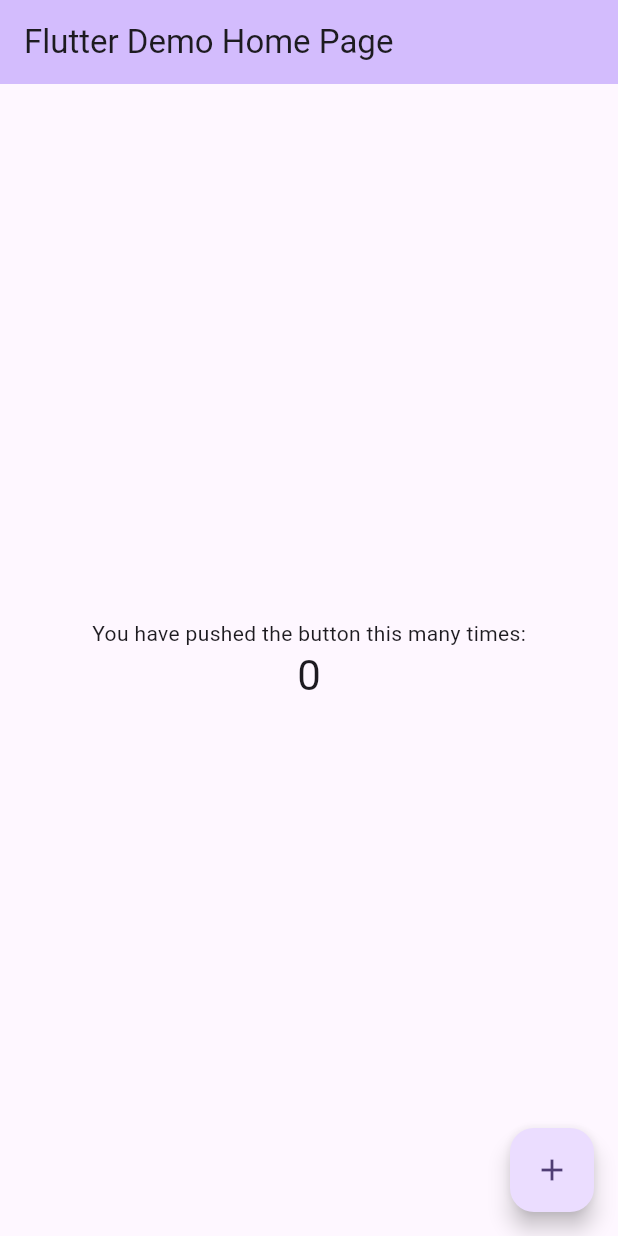
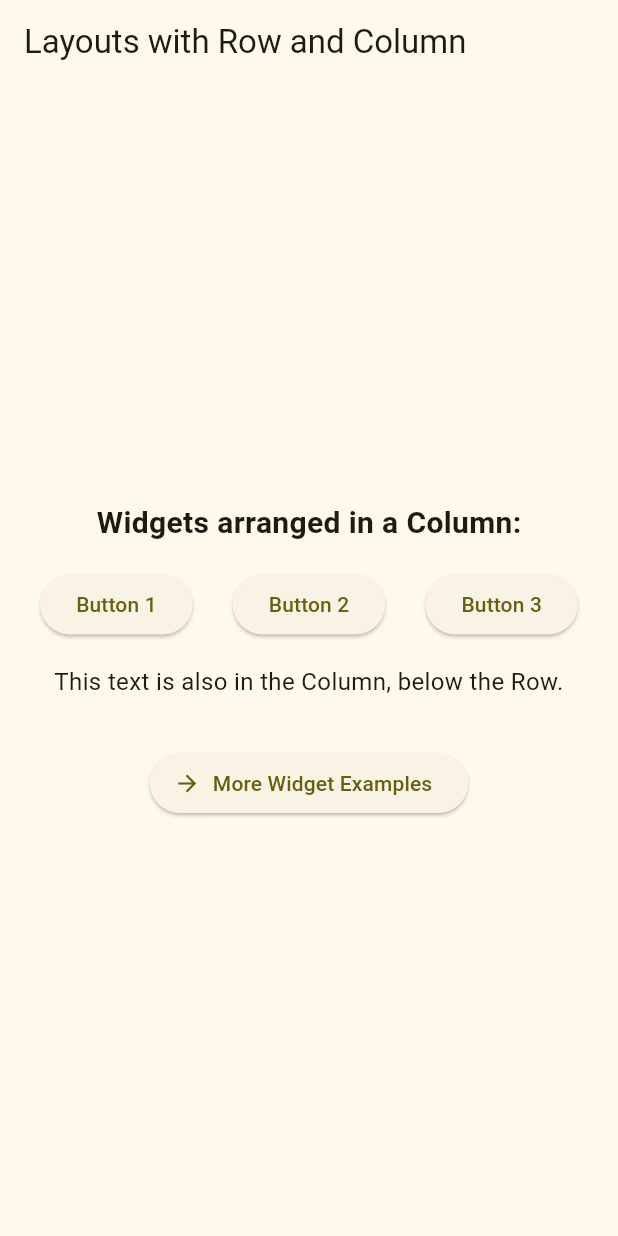
Before and after one commit to addianto/layout-forms-example, a Flutter app: the screen it shows after launch, on a phone screen of 412 x 824 dp. Run offline on Flutter 3.47's test engine with Material 3 defaults, Android fonts, the phone set to English and light mode, and no system bars.

Commit message:
Add two example pages (#1)
This PR adds two pages (or, screens) to give examples about widgets and layout in Flutter.

```diff
--- a/analysis_options.yaml
+++ b/analysis_options.yaml
@@ -1,28 +1,7 @@
-# This file configures the analyzer, which statically analyzes Dart code to
-# check for errors, warnings, and lints.
-#
-# The issues identified by the analyzer are surfaced in the UI of Dart-enabled
-# IDEs (https://dart.dev/tools#ides-and-editors). The analyzer can also be
-# invoked from the command line by running `flutter analyze`.
-
-# The following line activates a set of recommended lints for Flutter apps,
-# packages, and plugins designed to encourage good coding practices.
-include: package:flutter_lints/flutter.yaml
-
+---
+# Use Very Good Venture's linter rules
+include: package:very_good_analysis/analysis_options.10.0.0.yaml
 linter:
-  # The lint rules applied to this project can be customized in the
-  # section below to disable rules from the `package:flutter_lints/flutter.yaml`
-  # included above or to enable additional rules. A list of all available lints
-  # and their documentation is published at https://dart.dev/lints.
-  #
-  # Instead of disabling a lint rule for the entire project in the
-  # section below, it can also be suppressed for a single line of code
-  # or a specific dart file by using the `// ignore: name_of_lint` and
-  # `// ignore_for_file: name_of_lint` syntax on the line or in the file
-  # producing the lint.
   rules:
-    # avoid_print: false  # Uncomment to disable the `avoid_print` rule
-    # prefer_single_quotes: true  # Uncomment to enable the `prefer_single_quotes` rule
-
-# Additional information about this file can be found at
-# https://dart.dev/guides/language/analysis-options
+    # Except the public API documentation rule
+    public_member_api_docs: false
--- a/lib/main.dart
+++ b/lib/main.dart
@@ -1,122 +1,28 @@
 import 'package:flutter/material.dart';
+import 'package:layout_example/pages/more_widget_examples_page.dart';
+import 'package:layout_example/pages/original_example_page.dart';
 
 void main() {
-  runApp(const MyApp());
+  runApp(const LayoutsFormsExample());
 }
 
-class MyApp extends StatelessWidget {
-  const MyApp({super.key});
+class LayoutsFormsExample extends StatelessWidget {
+  const LayoutsFormsExample({super.key});
 
-  // This widget is the root of your application.
   @override
   Widget build(BuildContext context) {
     return MaterialApp(
-      title: 'Flutter Demo',
+      title: 'Flutter Layout Demo',
+      debugShowCheckedModeBanner: false,
       theme: ThemeData(
-        // This is the theme of your application.
-        //
-        // TRY THIS: Try running your application with "flutter run". You'll see
-        // the application has a purple toolbar. Then, without quitting the app,
-        // try changing the seedColor in the colorScheme below to Colors.green
-        // and then invoke "hot reload" (save your changes or press the "hot
-        // reload" button in a Flutter-supported IDE, or press "r" if you used
-        // the command line to start the app).
-        //
-        // Notice that the counter didn't reset back to zero; the application
-        // state is not lost during the reload. To reset the state, use hot
-        // restart instead.
-        //
-        // This works for code too, not just values: Most code changes can be
-        // tested with just a hot reload.
-        colorScheme: ColorScheme.fromSeed(seedColor: Colors.deepPurple),
+        colorScheme: ColorScheme.fromSeed(seedColor: Colors.yellow),
+        useMaterial3: true,
       ),
-      home: const MyHomePage(title: 'Flutter Demo Home Page'),
+      initialRoute: '/',
+      routes: {
+        '/': (context) => const OriginalExamplePage(),
+        '/more-widget-examples': (context) => const MoreWidgetExamplesPage(),
+      },
     );
   }
 }
-
-class MyHomePage extends StatefulWidget {
-  const MyHomePage({super.key, required this.title});
-
-  // This widget is the home page of your application. It is stateful, meaning
-  // that it has a State object (defined below) that contains fields that affect
-  // how it looks.
-
-  // This class is the configuration for the state. It holds the values (in this
-  // case the title) provided by the parent (in this case the App widget) and
-  // used by the build method of the State. Fields in a Widget subclass are
-  // always marked "final".
-
-  final String title;
-
-  @override
-  State<MyHomePage> createState() => _MyHomePageState();
-}
-
-class _MyHomePageState extends State<MyHomePage> {
-  int _counter = 0;
-
-  void _incrementCounter() {
-    setState(() {
-      // This call to setState tells the Flutter framework that something has
-      // changed in this State, which causes it to rerun the build method below
-      // so that the display can reflect the updated values. If we changed
-      // _counter without calling setState(), then the build method would not be
-      // called again, and so nothing would appear to happen.
-      _counter++;
-    });
-  }
-
-  @override
-  Widget build(BuildContext context) {
-    // This method is rerun every time setState is called, for instance as done
-    // by the _incrementCounter method above.
-    //
-    // The Flutter framework has been optimized to make rerunning build methods
-    // fast, so that you can just rebuild anything that needs updating rather
-    // than having to individually change instances of widgets.
-    return Scaffold(
-      appBar: AppBar(
-        // TRY THIS: Try changing the color here to a specific color (to
-        // Colors.amber, perhaps?) and trigger a hot reload to see the AppBar
-        // change color while the other colors stay the same.
-        backgroundColor: Theme.of(context).colorScheme.inversePrimary,
-        // Here we take the value from the MyHomePage object that was created by
-        // the App.build method, and use it to set our appbar title.
-        title: Text(widget.title),
-      ),
-      body: Center(
-        // Center is a layout widget. It takes a single child and positions it
-        // in the middle of the parent.
-        child: Column(
-          // Column is also a layout widget. It takes a list of children and
-          // arranges them vertically. By default, it sizes itself to fit its
-          // children horizontally, and tries to be as tall as its parent.
-          //
-          // Column has various properties to control how it sizes itself and
-          // how it positions its children. Here we use mainAxisAlignment to
-          // center the children vertically; the main axis here is the vertical
-          // axis because Columns are vertical (the cross axis would be
-          // horizontal).
-          //
-          // TRY THIS: Invoke "debug painting" (choose the "Toggle Debug Paint"
-          // action in the IDE, or press "p" in the console), to see the
-          // wireframe for each widget.
-          mainAxisAlignment: MainAxisAlignment.center,
-          children: <Widget>[
-            const Text('You have pushed the button this many times:'),
-            Text(
-              '$_counter',
-              style: Theme.of(context).textTheme.headlineMedium,
-            ),
-          ],
-        ),
-      ),
-      floatingActionButton: FloatingActionButton(
-        onPressed: _incrementCounter,
-        tooltip: 'Increment',
-        child: const Icon(Icons.add),
-      ), // This trailing comma makes auto-formatting nicer for build methods.
-    );
-  }
-}
--- /dev/null
+++ b/lib/pages/original_example_page.dart
@@ -0,0 +1,48 @@
+import 'dart:async';
+
+import 'package:flutter/material.dart';
+
+class OriginalExamplePage extends StatelessWidget {
+  const OriginalExamplePage({super.key});
+
+  @override
+  Widget build(BuildContext context) {
+    return Scaffold(
+      appBar: AppBar(title: const Text('Layouts with Row and Column')),
+      body: Center(
+        child: Column(
+          mainAxisAlignment: MainAxisAlignment.center,
+          children: <Widget>[
+            const Text(
+              'Widgets arranged in a Column:',
+              style: TextStyle(fontSize: 20, fontWeight: FontWeight.bold),
+            ),
+            const SizedBox(height: 16),
+            Row(
+              mainAxisAlignment: MainAxisAlignment.spaceEvenly,
+              children: <Widget>[
+                ElevatedButton(onPressed: () {}, child: const Text('Button 1')),
+                ElevatedButton(onPressed: () {}, child: const Text('Button 2')),
+                ElevatedButton(onPressed: () {}, child: const Text('Button 3')),
+              ],
+            ),
+            const SizedBox(height: 16),
+            const Text(
+              'This text is also in the Column, below the Row.',
+              textAlign: TextAlign.center,
+              style: TextStyle(fontSize: 16),
+            ),
+            const SizedBox(height: 32),
+            ElevatedButton.icon(
+              onPressed: () {
+                unawaited(Navigator.pushNamed(context, '/more-widget-examples'));
+              },
+              label: const Text('More Widget Examples'),
+              icon: const Icon(Icons.arrow_forward),
+            ),
+          ],
+        ),
+      ),
+    );
+  }
+}
```
Also changed, not shown: lib/pages/more_widget_examples_page.dart (added, +172 -0 lines), pubspec.yaml (+8 -71 lines), pubspec.lock, 2 other files.
